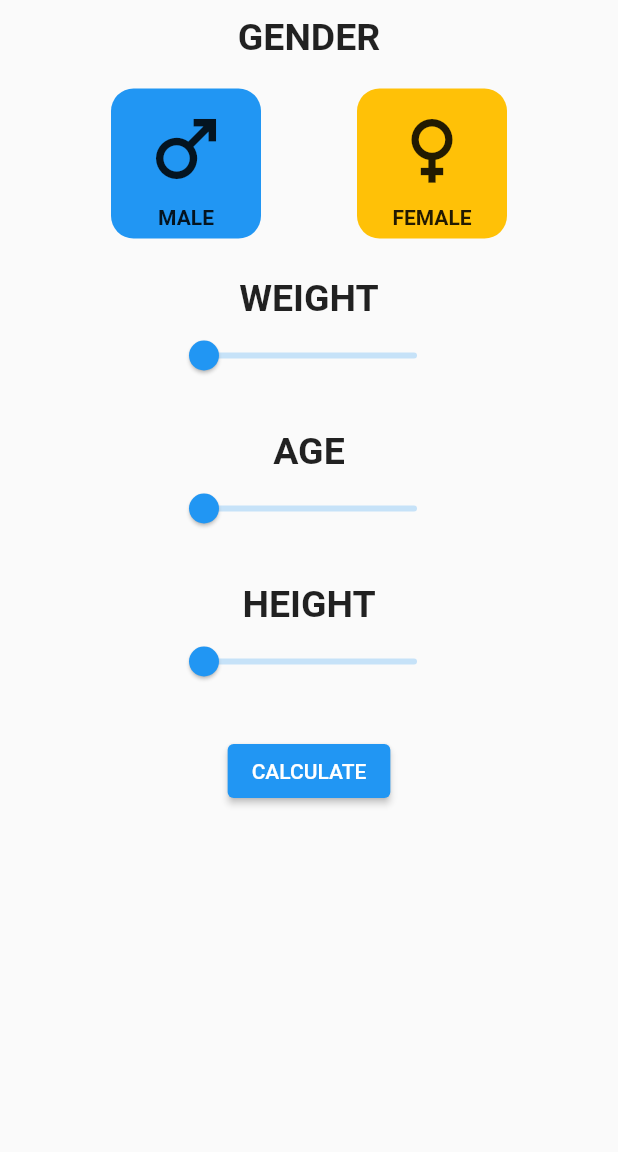
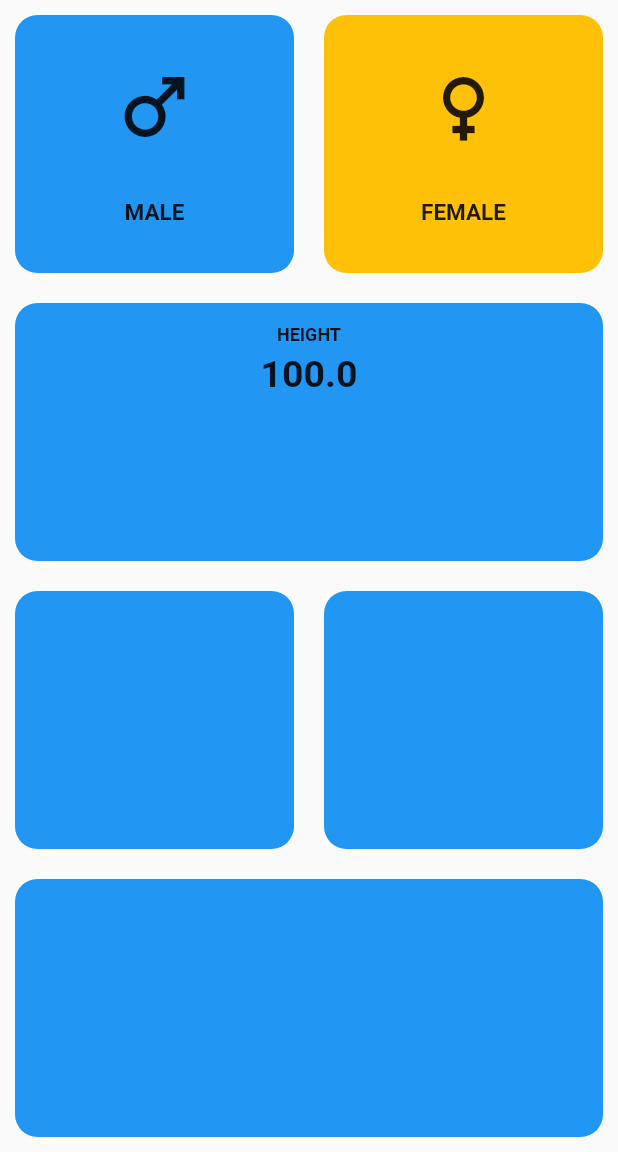
Before and after one commit to Vishwakarma-abhi/BMI-Calculator, a Flutter app: the screen it shows after launch, on a phone screen of 412 x 824 dp, the part 84-1236 px from its top. Run offline on Flutter 3.47's test engine with Material 2 defaults, Android fonts, the phone set to English and light mode, and no system bars; Roboto replaces fonts that are missing (Secular).

Commit message:
New Dart Files formula.dart created

```diff
--- a/lib/main.dart
+++ b/lib/main.dart
@@ -1,3 +1,5 @@
+import 'dart:math';
+
 import 'package:bmi_calculator/bmi_result.dart';
 import 'package:flutter/material.dart';
 
@@ -16,9 +18,9 @@ class Home extends StatefulWidget {
 }
 
 class _HomeState extends State<Home> {
-  double value = 30;
+  double weight = 30;
   double age = 18;
-  double height = 30;
+  double height = 100;
 
   int selectedCard = 0;
 
@@ -38,15 +40,105 @@ class _HomeState extends State<Home> {
             ),
           ),
         ),
-      body: Padding(
-        padding: const EdgeInsets.all(10.0),
+        body: Column(
+          children: [
+            Expanded(
+              child: Row(
+                children: [
+                  Expanded(
+                    child: GestureDetector(
+                      onTap: () {
+                        setState(() {
+                          selectedCard = 0;
+                        });
+                      },
+                      child: Container(
+                        margin: EdgeInsets.all(10),
+                        decoration: BoxDecoration(
+                          borderRadius: BorderRadius.circular(15),
+                          color: selectedCard == 0 ? Colors.blue : Colors.amber,
+                        ),
+                        child: Column(
+                          mainAxisAlignment: MainAxisAlignment.spaceEvenly,
+                          children: [
+                            Icon(
+                              Icons.male,
+                              size: 60.0,
+                            ),
+                            Text(
+                              'MALE',
+                              style: TextStyle(
+                                fontSize: 15,
+                                fontWeight: FontWeight.bold,
+                              ),
+                            )
+                          ],
+                        ),
+                      ),
+                    ),
+                  ),
+                  Expanded(
+                    child: GestureDetector(
+                      onTap: () {
+                        setState(() {
+                          selectedCard = 1;
+                        });
+                      },
+                      child: Container(
+                        margin: EdgeInsets.all(10),
+                        decoration: BoxDecoration(
+                          borderRadius: BorderRadius.circular(15),
+                          color: selectedCard == 1 ? Colors.blue : Colors.amber,
+                        ),
+                        child: Column(
+                          mainAxisAlignment: MainAxisAlignment.spaceEvenly,
+                          children: [
+                            Icon(
+                              Icons.female,
+                              size: 60.0,
+                            ),
+                            Text(
+                              'FEMALE',
+                              style: TextStyle(
+                                fontSize: 15,
+                                fontWeight: FontWeight.bold,
+                              ),
+                            ),
+                          ],
+                        ),
+                      ),
+                    ),
+                  ),
+                ],
+              ),
+            ),
+            Expanded(
+              child: Row(
+                children: [
+                  Expanded(
+                    child: Container(
+                      margin: EdgeInsets.all(10),
+                      decoration: BoxDecoration(
+                        borderRadius: BorderRadius.circular(15),
+                        color: Colors.blue,
+                      ),
+                      child: Padding(
+                        padding: const EdgeInsets.all(14.0),
                         child: Column(
                           children: [
-            Row(
-              mainAxisAlignment: MainAxisAlignment.center,
-              children: [
                             Text(
-                  'GENDER',
+                              'HEIGHT',
+                              style: TextStyle(
+                                fontFamily: 'Secular',
+                                fontSize: 12.0,
+                                fontWeight: FontWeight.bold,
+                              ),
+                            ),
+                            SizedBox(
+                              height: 5,
+                            ),
+                            Text(
+                              '$height',
                               style: TextStyle(
                                 fontFamily: 'Secular',
                                 fontSize: 25.0,
@@ -55,201 +147,52 @@ class _HomeState extends State<Home> {
                             ),
                           ],
                         ),
-            Row(
-              mainAxisAlignment: MainAxisAlignment.spaceEvenly,
-              children: [
-                GestureDetector(
-                  onTap: () {
-                    setState(() {
-                      selectedCard = 0;
-                    });
-                  },
-                  child: Container(
-                    margin: EdgeInsets.fromLTRB(0.0, 20.0, 0.0, 0.0),
-                    decoration: BoxDecoration(
-                      borderRadius: BorderRadius.circular(15),
-                      color: selectedCard == 0 ? Colors.blue : Colors.amber,
                       ),
-                    child: Column(
-                      children: [
-                        SizedBox(
-                          height: 10,
-                        ),
-                        Icon(
-                          Icons.male,
-                          size: 60.0,
-                        ),
-                        SizedBox(
-                          height: 8,
-                        ),
-                        Text(
-                          'MALE',
-                          style: TextStyle(fontWeight: FontWeight.bold),
-                        ),
-                      ],
-                    ),
-                    height: 100.0,
-                    width: 100.0,
-                  ),
-                ),
-                GestureDetector(
-                  onTap: () {
-                    setState(() {
-                      selectedCard = 1;
-                    });
-                  },
-                  child: Container(
-                    margin: EdgeInsets.fromLTRB(0.0, 20.0, 0.0, 0.0),
-                    child: Column(
-                      children: [
-                        SizedBox(
-                          height: 10,
-                        ),
-                        Icon(
-                          Icons.female,
-                          size: 60.0,
-                        ),
-                        SizedBox(
-                          height: 8,
-                        ),
-                        Text(
-                          'FEMALE',
-                          style: TextStyle(fontWeight: FontWeight.bold),
-                        ),
-                      ],
-                    ),
-                    decoration: BoxDecoration(
-                      borderRadius: BorderRadius.circular(15),
-                      color: selectedCard == 1 ? Colors.blue : Colors.amber,
-                    ),
-                    height: 100.0,
-                    width: 100.0,
                     ),
                   ),
                 ],
               ),
-            SizedBox(
-              height: 25.0,
             ),
-            //*
-            //Weight
-            Row(
-              mainAxisAlignment: MainAxisAlignment.center,
+            Expanded(
+              child: Row(
                 children: [
-                Text(
-                  'WEIGHT',
-                  style: TextStyle(
-                    fontFamily: 'Secular',
-                    fontSize: 25.0,
-                    fontWeight: FontWeight.bold,
+                  Expanded(
+                    child: Container(
+                      margin: EdgeInsets.all(10),
+                      decoration: BoxDecoration(
+                        borderRadius: BorderRadius.circular(15),
+                        color: Colors.blue,
                       ),
-                )
+                    ),
+                  ),
+                  Expanded(
+                    child: Container(
+                      margin: EdgeInsets.all(10),
+                      decoration: BoxDecoration(
+                        borderRadius: BorderRadius.circular(15),
+                        color: Colors.blue,
+                      ),
+                    ),
+                  ),
                 ],
               ),
-            Column(
+            ),
+            Expanded(
+              child: Row(
                 children: [
-                Row(
-                  mainAxisAlignment: MainAxisAlignment.center,
-                  children: [
-                    Slider(
-                        value: value,
-                        min: 30,
-                        max: 120,
-                        divisions: 100,
-                        label: value.round().toString(),
-                        onChanged: (value) => setState(() {
-                              this.value = value;
-                            })),
-                  ],
+                  Expanded(
+                    child: Container(
+                      margin: EdgeInsets.all(10),
+                      decoration: BoxDecoration(
+                        borderRadius: BorderRadius.circular(15),
+                        color: Colors.blue,
                       ),
-                SizedBox(
-                  height: 25.0,
                     ),
-
-                //Age
-                Row(
-                  mainAxisAlignment: MainAxisAlignment.center,
-                  children: [
-                    Text(
-                      'AGE',
-                      style: TextStyle(
-                        fontFamily: 'Secular',
-                        fontSize: 25.0,
-                        fontWeight: FontWeight.bold,
                   ),
-                    )
-                  ],
-                ),
-                Row(
-                  mainAxisAlignment: MainAxisAlignment.center,
-                  children: [
-                    Slider(
-                        value: age,
-                        min: 18,
-                        max: 60,
-                        divisions: 60,
-                        label: age.round().toString(),
-                        onChanged: (value) => setState(() {
-                              this.age = value;
-                            })),
-                  ],
-                ),
-                SizedBox(
-                  height: 25.0,
-                ),
-                //Height
-                Row(
-                  mainAxisAlignment: MainAxisAlignment.center,
-                  children: [
-                    Text(
-                      'HEIGHT',
-                      style: TextStyle(
-                        fontFamily: 'Secular',
-                        fontSize: 25.0,
-                        fontWeight: FontWeight.bold,
-                      ),
-                    )
-                  ],
-                ),
-                Row(
-                  mainAxisAlignment: MainAxisAlignment.center,
-                  children: [
-                    Slider(
-                        value: height,
-                        min: 30,
-                        max: 180,
-                        divisions: 100,
-                        label: height.round().toString(),
-                        onChanged: (value) => setState(() {
-                              this.height = value;
-                            })),
-                  ],
-                ),
-
-                //Calculation Button
-                Padding(
-                  padding: const EdgeInsets.all(25.0),
-                  child: Row(
-                    mainAxisAlignment: MainAxisAlignment.center,
-                    children: [
-                      ElevatedButton(
-                        onPressed: () {
-                          Navigator.push(
-                            context,
-                            MaterialPageRoute(
-                                builder: (context) => const Result()),
-                          );
-                        },
-                        child: Text('CALCULATE'),
-                      )
                 ],
               ),
             )
           ],
-            )
-          ],
-        ),
-      ),
-    );
+        ));
   }
 }
```
Also changed, not shown: lib/bmi_result.dart (+44 -20 lines), lib/formula_bmi.dart (added, +7 -0 lines), lib/selfcode.dart (added, +175 -0 lines). Lines whose indentation alone changed are shown as unchanged.
